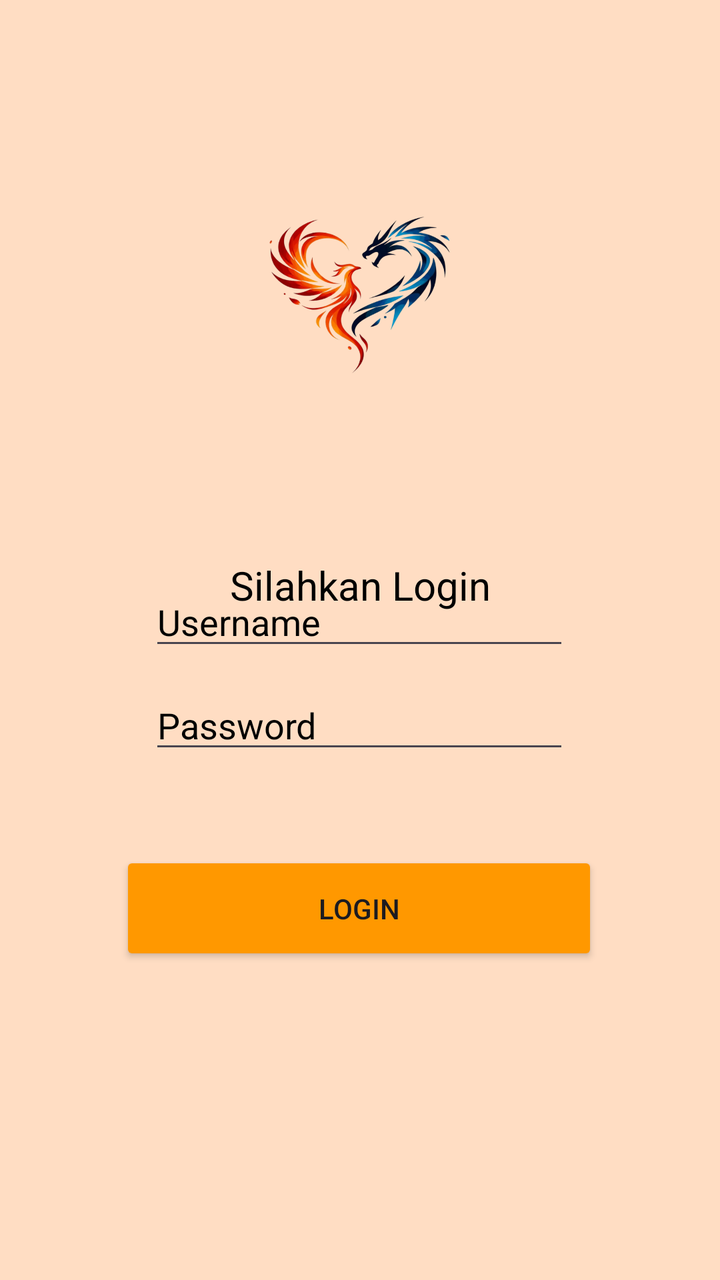
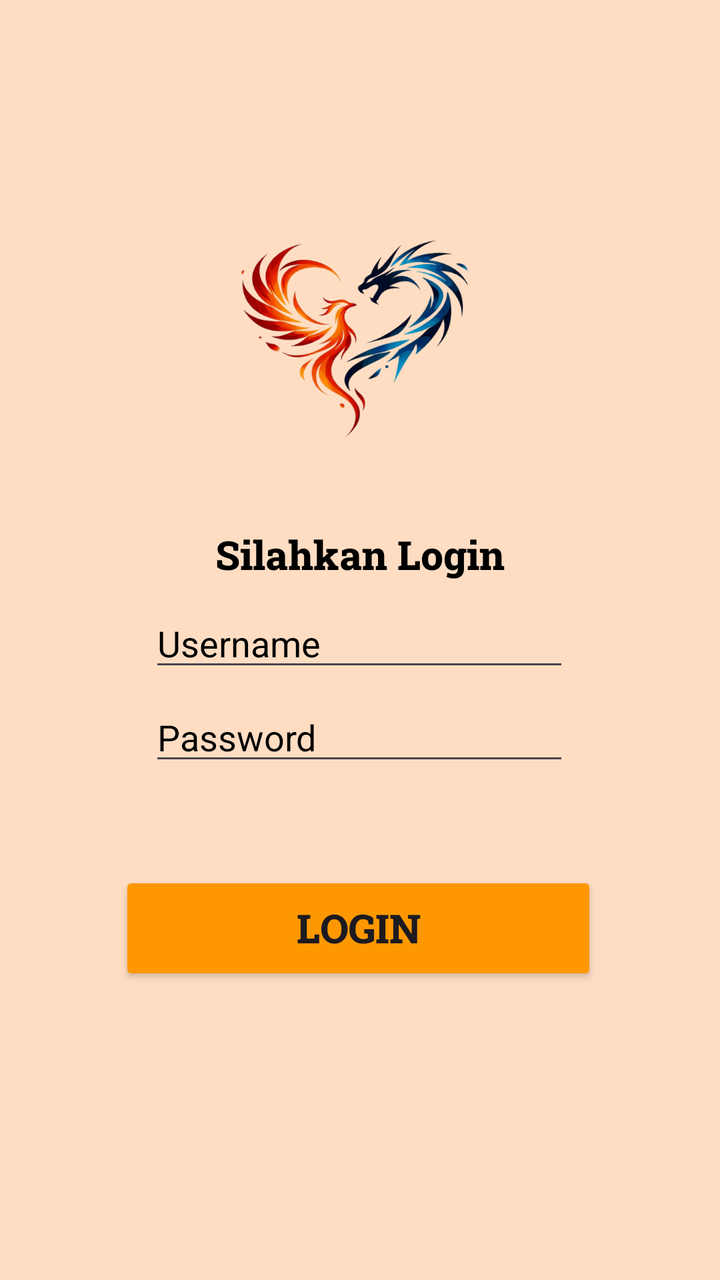

Screens rendered from an Android XML layout before and after an edit, with the pre-edit source and the edit as a unified diff.
<!-- AndroidManifest.xml: application theme Theme.Zahwa3TIE -->
<!-- res/layout/activity_auth.xml -->
<?xml version="1.0" encoding="utf-8"?>
<androidx.constraintlayout.widget.ConstraintLayout xmlns:android="http://schemas.android.com/apk/res/android"
    xmlns:app="http://schemas.android.com/apk/res-auto"
    xmlns:tools="http://schemas.android.com/tools"
    android:id="@+id/main"
    android:layout_width="match_parent"
    android:layout_height="match_parent"
    android:background="#FFDDC3"
    tools:context=".AuthActivity">

    <ImageView
        android:id="@+id/imageView"
        android:layout_width="215dp"
        android:layout_height="262dp"
        android:src="@drawable/logo1"
        app:layout_constraintBottom_toBottomOf="parent"
        app:layout_constraintEnd_toEndOf="parent"
        app:layout_constraintHorizontal_bias="0.484"
        app:layout_constraintStart_toStartOf="parent"
        app:layout_constraintTop_toTopOf="parent"
        app:layout_constraintVertical_bias="0.034" />

    <EditText
        android:id="@+id/edPassword"
        android:layout_width="wrap_content"
        android:layout_height="wrap_content"
        android:layout_marginBottom="44dp"
        android:ems="10"
        android:hint="Password"
        android:inputType="textPassword"
        android:textColor="@color/black"
        android:textColorHint="@color/black"
        app:layout_constraintBottom_toTopOf="@+id/btnLogin"
        app:layout_constraintEnd_toEndOf="parent"
        app:layout_constraintHorizontal_bias="0.497"
        app:layout_constraintStart_toStartOf="parent" />

    <EditText
        android:id="@+id/edUsername"
        android:layout_width="wrap_content"
        android:layout_height="wrap_content"
        android:ems="10"
        android:hint="Username"
        android:inputType="text"
        android:textColor="@color/black"
        android:textColorHint="@color/black"
        app:layout_constraintBottom_toBottomOf="parent"
        app:layout_constraintEnd_toEndOf="parent"
        app:layout_constraintHorizontal_bias="0.497"
        app:layout_constraintStart_toStartOf="parent"
        app:layout_constraintTop_toTopOf="parent"
        app:layout_constraintVertical_bias="0.482" />

    <Button
        android:id="@+id/btnLogin"
        android:layout_width="239dp"
        android:layout_height="57dp"
        android:backgroundTint="#FF9800"
        android:text="Login"
        app:layout_constraintBottom_toBottomOf="parent"
        app:layout_constraintEnd_toEndOf="parent"
        app:layout_constraintHorizontal_bias="0.495"
        app:layout_constraintStart_toStartOf="parent"
        app:layout_constraintTop_toTopOf="parent"
        app:layout_constraintVertical_bias="0.73" />

    <TextView
        android:id="@+id/textView2"
        android:layout_width="wrap_content"
        android:layout_height="wrap_content"
        android:layout_marginTop="4dp"
        android:text="Silahkan Login"
        android:textColor="@color/black"
        android:textSize="20sp"
        app:layout_constraintEnd_toEndOf="parent"
        app:layout_constraintStart_toStartOf="parent"
        app:layout_constraintTop_toBottomOf="@+id/imageView" />

</androidx.constraintlayout.widget.ConstraintLayout>
<!-- resources referenced by this layout -->
<resources>
  <color name="black">#FF000000</color>
  <!-- drawable logo1: png bitmap (drawable, 186832 bytes) -->
  <style name="Theme.Zahwa3TIE" parent="Base.Theme.Zahwa3TIE" />
  <style name="Base.Theme.Zahwa3TIE" parent="Theme.Material3.DayNight.NoActionBar">
          
          
      </style>
</resources>

<!-- the commit's change to res/layout/activity_auth.xml (unified diff, before → after) -->
@@ -10,30 +10,15 @@
 
     <ImageView
         android:id="@+id/imageView"
-        android:layout_width="215dp"
-        android:layout_height="262dp"
+        android:layout_width="315dp"
+        android:layout_height="330dp"
         android:src="@drawable/logo1"
         app:layout_constraintBottom_toBottomOf="parent"
         app:layout_constraintEnd_toEndOf="parent"
-        app:layout_constraintHorizontal_bias="0.484"
+        app:layout_constraintHorizontal_bias="0.385"
         app:layout_constraintStart_toStartOf="parent"
         app:layout_constraintTop_toTopOf="parent"
-        app:layout_constraintVertical_bias="0.034" />
-
-    <EditText
-        android:id="@+id/edPassword"
-        android:layout_width="wrap_content"
-        android:layout_height="wrap_content"
-        android:layout_marginBottom="44dp"
-        android:ems="10"
-        android:hint="Password"
-        android:inputType="textPassword"
-        android:textColor="@color/black"
-        android:textColorHint="@color/black"
-        app:layout_constraintBottom_toTopOf="@+id/btnLogin"
-        app:layout_constraintEnd_toEndOf="parent"
-        app:layout_constraintHorizontal_bias="0.497"
-        app:layout_constraintStart_toStartOf="parent" />
+        app:layout_constraintVertical_bias="0.0" />
 
     <EditText
         android:id="@+id/edUsername"
@@ -48,32 +33,49 @@
         app:layout_constraintEnd_toEndOf="parent"
         app:layout_constraintHorizontal_bias="0.497"
         app:layout_constraintStart_toStartOf="parent"
-        app:layout_constraintTop_toTopOf="parent"
-        app:layout_constraintVertical_bias="0.482" />
+        app:layout_constraintTop_toTopOf="parent" />
 
     <Button
         android:id="@+id/btnLogin"
         android:layout_width="239dp"
         android:layout_height="57dp"
         android:backgroundTint="#FF9800"
+        android:fontFamily="@font/robotoslabextrabold"
         android:text="Login"
+        android:textSize="20sp"
         app:layout_constraintBottom_toBottomOf="parent"
         app:layout_constraintEnd_toEndOf="parent"
-        app:layout_constraintHorizontal_bias="0.495"
+        app:layout_constraintHorizontal_bias="0.494"
         app:layout_constraintStart_toStartOf="parent"
         app:layout_constraintTop_toTopOf="parent"
-        app:layout_constraintVertical_bias="0.73" />
+        app:layout_constraintVertical_bias="0.747" />
+
+    <EditText
+        android:id="@+id/edPassword"
+        android:layout_width="wrap_content"
+        android:layout_height="wrap_content"
+        android:layout_marginBottom="48dp"
+        android:ems="10"
+        android:hint="Password"
+        android:inputType="textPassword"
+        android:textColor="@color/black"
+        android:textColorHint="@color/black"
+        app:layout_constraintBottom_toTopOf="@+id/btnLogin"
+        app:layout_constraintEnd_toEndOf="parent"
+        app:layout_constraintHorizontal_bias="0.497"
+        app:layout_constraintStart_toStartOf="parent" />
 
     <TextView
         android:id="@+id/textView2"
         android:layout_width="wrap_content"
         android:layout_height="wrap_content"
-        android:layout_marginTop="4dp"
+        android:layout_marginTop="264dp"
+        android:fontFamily="@font/robotoslabextrabold"
         android:text="Silahkan Login"
         android:textColor="@color/black"
         android:textSize="20sp"
         app:layout_constraintEnd_toEndOf="parent"
         app:layout_constraintStart_toStartOf="parent"
-        app:layout_constraintTop_toBottomOf="@+id/imageView" />
+        app:layout_constraintTop_toTopOf="parent" />
 
 </androidx.constraintlayout.widget.ConstraintLayout>
